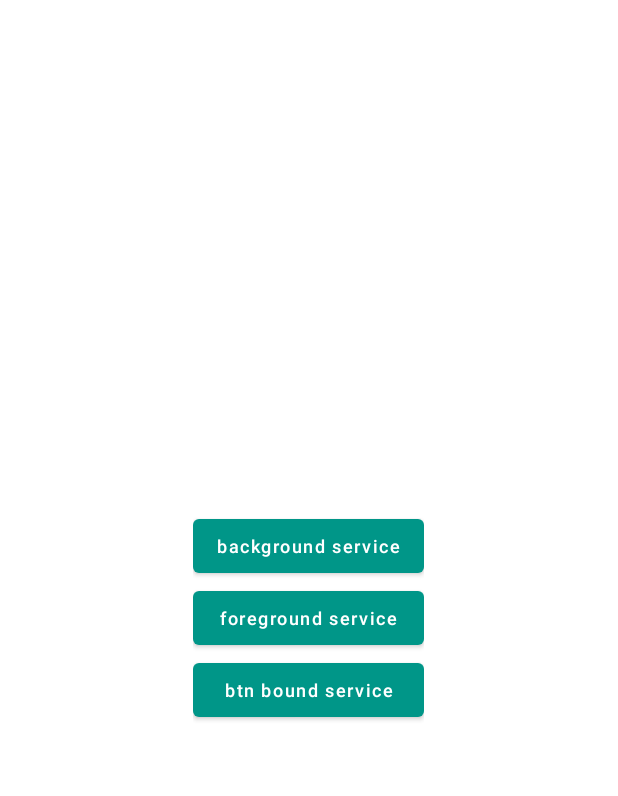
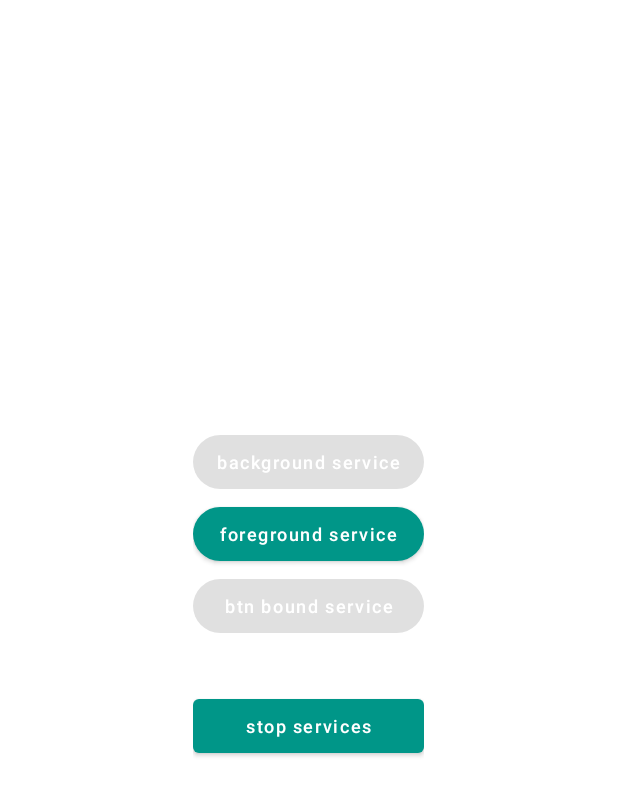
Before and after one commit to ihasanazimi/Practice, an Android app: the fragment ServicesFrg shown on its own in the app's theme, after a tap on "foreground service", on a phone screen of 412 x 824 dp. Shown: the top 796 px of the screen. Run offline under Robolectric (Android 15) with nearby library versions, the phone set to English and light mode, and no system bars; our stand-ins replace RxJava, data binding; Roboto replaces fonts that are not available here.

Commit message:
check service runnable

```diff
--- a/app/src/main/AndroidManifest.xml
+++ b/app/src/main/AndroidManifest.xml
@@ -27,9 +27,9 @@
 
 
 
-        <service android:name=".ui.fragment.services.BackgroundService" android:exported="true" />
-        <service android:name=".ui.fragment.services.ForegroundService" android:exported="true" />
-        <service android:name=".ui.fragment.services.BoundService" android:exported="true" />
+        <service android:name=".ui.fragment.services.BackgroundService" android:exported="false" />
+        <service android:name=".ui.fragment.services.ForegroundService" android:exported="false" />
+        <service android:name=".ui.fragment.services.BoundService" android:exported="false" />
 
     </application>
 
--- a/app/src/main/java/ir/ha/dep/ui/fragment/services/ServicesFrg.kt
+++ b/app/src/main/java/ir/ha/dep/ui/fragment/services/ServicesFrg.kt
@@ -12,6 +12,7 @@ import android.view.ViewGroup
 import ir.ha.dep.R
 import ir.ha.dep.databinding.FragmentServicesBinding
 import ir.ha.dep.ui.BaseFragment
+import ir.ha.dep.utility.extentions.isMyServiceRunning
 import ir.ha.dep.utility.extentions.showToast
 
 class ServicesFrg : BaseFragment(), View.OnClickListener {
@@ -46,9 +47,12 @@ class ServicesFrg : BaseFragment(), View.OnClickListener {
     override fun onViewCreated(view: View, savedInstanceState: Bundle?) {
         super.onViewCreated(view, savedInstanceState)
 
+        binding.btnStopService.isEnabled = false
+
         binding.btnBackgroundService.setOnClickListener(this)
         binding.btnForegroundService.setOnClickListener(this)
         binding.btnBoundService.setOnClickListener(this)
+        binding.btnStopService.setOnClickListener(this)
 
         backgroundIntent = Intent(requireContext(), BackgroundService::class.java)
         foregroundIntent = Intent(requireContext(), ForegroundService::class.java)
@@ -73,24 +77,45 @@ class ServicesFrg : BaseFragment(), View.OnClickListener {
         when(v?.id){
             R.id.btn_background_service ->{
                 backgroundIntent.apply {
-                    putExtra("key", "testValue")
+                    putExtra("key", "background_service")
                     requireActivity().startService(this)
+                    binding.btnStopService.isEnabled = true
+                    binding.btnForegroundService.isEnabled = false
+                    binding.btnBoundService.isEnabled = false
                 }
             }
             R.id.btn_foreground_service ->{
                 foregroundIntent.apply {
-                    putExtra("key", "testValue")
+                    putExtra("key", "foreground_service")
                     requireActivity().startService(this)
+                    binding.btnStopService.isEnabled = true
+                    binding.btnBackgroundService.isEnabled = false
+                    binding.btnBoundService.isEnabled = false
                 }
             }
             R.id.btn_bound_service ->{
                 boundIntent.apply {
-                    putExtra("key", "testValue")
+                    putExtra("key", "bound_service")
                     requireActivity().bindService(this,conn!! , Context.BIND_AUTO_CREATE)
+                    binding.btnStopService.isEnabled = true
+                    binding.btnBackgroundService.isEnabled = false
+                    binding.btnForegroundService.isEnabled = false
                 }
+            }
+
+            R.id.btn_stop_service ->{
+                requireActivity().stopService(backgroundIntent)
+                requireActivity().stopService(foregroundIntent)
+//                requireActivity().unbindService(conn!!)
+
+                binding.btnBackgroundService.isEnabled = true
+                binding.btnForegroundService.isEnabled = true
+                binding.btnBoundService.isEnabled = true
+                binding.btnStopService.isEnabled = false
             }
             else ->{
                 showToast(requireContext(),"unKnow error else expression")
+                binding.btnStopService.isEnabled = false
             }
         }
     }
--- a/app/src/main/res/layout/fragment_services.xml
+++ b/app/src/main/res/layout/fragment_services.xml
@@ -1,5 +1,6 @@
 <?xml version="1.0" encoding="utf-8"?>
-<layout xmlns:android="http://schemas.android.com/apk/res/android">
+<layout xmlns:android="http://schemas.android.com/apk/res/android"
+    xmlns:app="http://schemas.android.com/apk/res-auto">
 
     <FrameLayout
         android:clickable="true"
@@ -18,6 +19,7 @@
                 android:id="@+id/btn_background_service"
                 android:layout_width="wrap_content"
                 android:layout_height="match_parent"
+                app:cornerRadius="@dimen/space_32dp"
                 android:textSize="@dimen/text_size_12sp"
                 android:textAllCaps="false"
                 android:textColor="@color/white"
@@ -28,6 +30,7 @@
                 android:layout_width="match_parent"
                 android:layout_height="wrap_content"
                 android:textAllCaps="false"
+                app:cornerRadius="@dimen/space_32dp"
                 android:textSize="@dimen/text_size_12sp"
                 android:textColor="@color/white"
                 android:text="foreground service"/>
@@ -37,9 +40,22 @@
                 android:layout_width="match_parent"
                 android:textAllCaps="false"
                 android:layout_height="wrap_content"
+                app:cornerRadius="@dimen/space_32dp"
                 android:textSize="@dimen/text_size_12sp"
                 android:textColor="@color/white"
                 android:text="btn bound service"/>
+
+            <com.google.android.material.button.MaterialButton
+                android:id="@+id/btn_stop_service"
+                android:layout_width="match_parent"
+                android:textAllCaps="false"
+                android:enabled="false"
+                android:layout_marginVertical="@dimen/space_32dp"
+                android:layout_height="wrap_content"
+                android:textSize="@dimen/text_size_12sp"
+                app:cornerRadius="@dimen/space_4dp"
+                android:textColor="@color/white"
+                android:text="stop services"/>
 
 
         </LinearLayout>
```
Also changed, not shown: app/src/main/java/ir/ha/dep/utility/extentions/UtilityCls.kt (+13 -0 lines).
